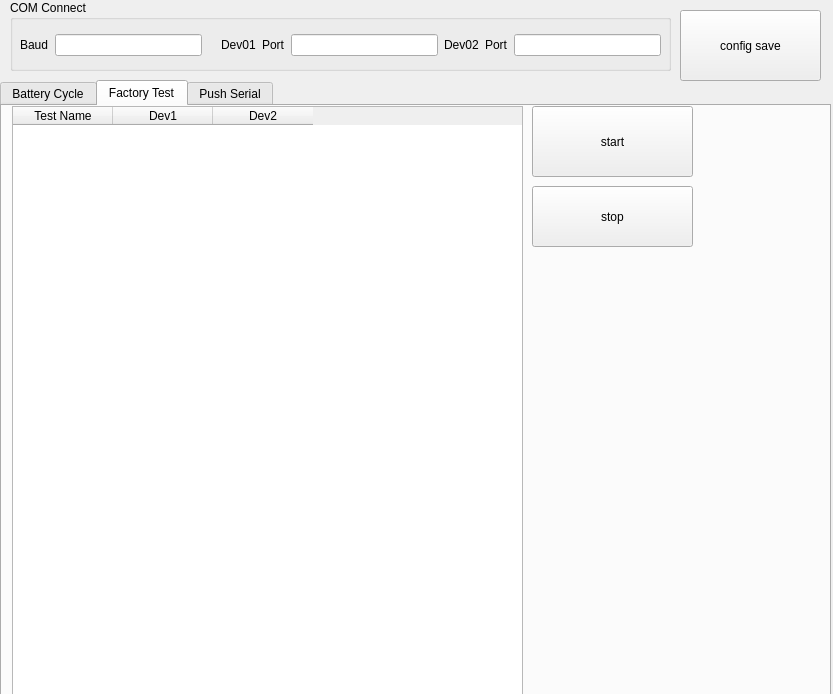
Old version of the form src/BCT_UI.ui in the repository ComMslee/BCT.
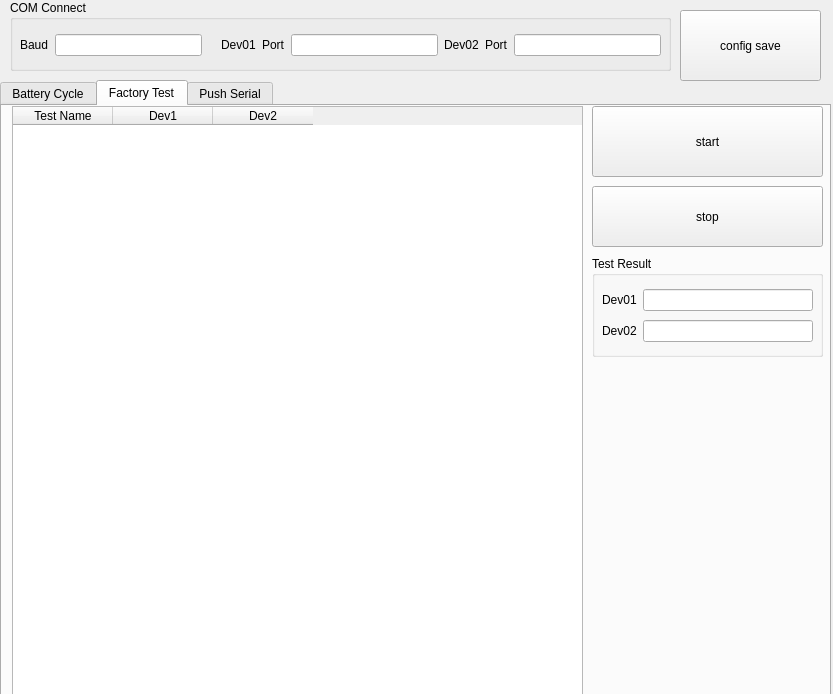
New version of the form.

```diff
--- a/src/BCT_UI.ui
+++ b/src/BCT_UI.ui
@@ -765,7 +765,7 @@
       <rect>
        <x>10</x>
        <y>0</y>
-       <width>511</width>
+       <width>571</width>
        <height>591</height>
       </rect>
      </property>
@@ -788,9 +788,9 @@
     <widget class="QPushButton" name="factory_start">
      <property name="geometry">
       <rect>
-       <x>530</x>
+       <x>590</x>
        <y>0</y>
-       <width>161</width>
+       <width>231</width>
        <height>71</height>
       </rect>
      </property>
@@ -807,9 +807,9 @@
     <widget class="QPushButton" name="factory_stop">
      <property name="geometry">
       <rect>
-       <x>530</x>
+       <x>590</x>
        <y>80</y>
-       <width>161</width>
+       <width>231</width>
        <height>61</height>
       </rect>
      </property>
@@ -823,6 +823,65 @@
       <string>stop</string>
      </property>
     </widget>
+    <widget class="QGroupBox" name="groupBox_10">
+     <property name="geometry">
+      <rect>
+       <x>590</x>
+       <y>150</y>
+       <width>231</width>
+       <height>101</height>
+      </rect>
+     </property>
+     <property name="title">
+      <string>Test Result</string>
+     </property>
+     <widget class="QWidget" name="gridLayoutWidget_11">
+      <property name="geometry">
+       <rect>
+        <x>10</x>
+        <y>30</y>
+        <width>211</width>
+        <height>61</height>
+       </rect>
+      </property>
+      <layout class="QGridLayout" name="gridLayout_11">
+       <item row="1" column="0">
+        <widget class="QLabel" name="label_29">
+         <property name="text">
+          <string>Dev02</string>
+         </property>
+        </widget>
+       </item>
+       <item row="0" column="0">
+        <widget class="QLabel" name="label_30">
+         <property name="text">
+          <string>Dev01</string>
+         </property>
+        </widget>
+       </item>
+       <item row="1" column="1">
+        <widget class="QLineEdit" name="factory_result_2">
+         <property name="alignment">
+          <set>Qt::AlignCenter</set>
+         </property>
+         <property name="readOnly">
+          <bool>true</bool>
+         </property>
+        </widget>
+       </item>
+       <item row="0" column="1">
+        <widget class="QLineEdit" name="factory_result">
+         <property name="alignment">
+          <set>Qt::AlignCenter</set>
+         </property>
+         <property name="readOnly">
+          <bool>true</bool>
+         </property>
+        </widget>
+       </item>
+      </layout>
+     </widget>
+    </widget>
    </widget>
    <widget class="QWidget" name="tbSerial">
     <attribute name="title">
```
Left out of the diff: 10 changed lines with no effect on the pictures.
